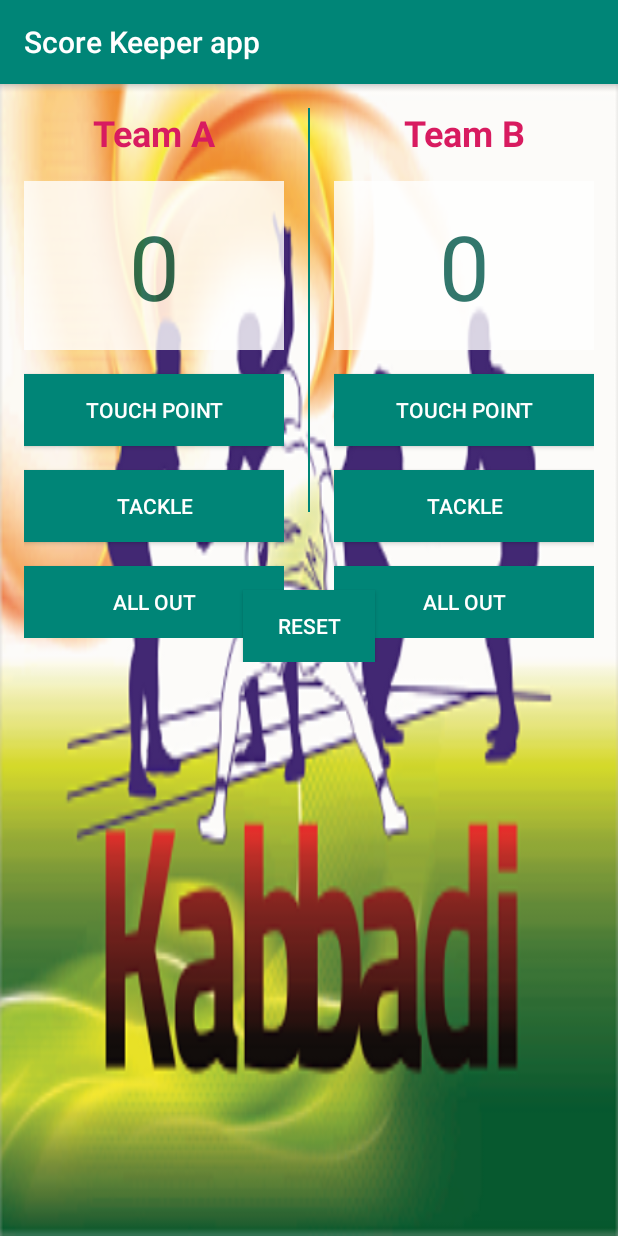
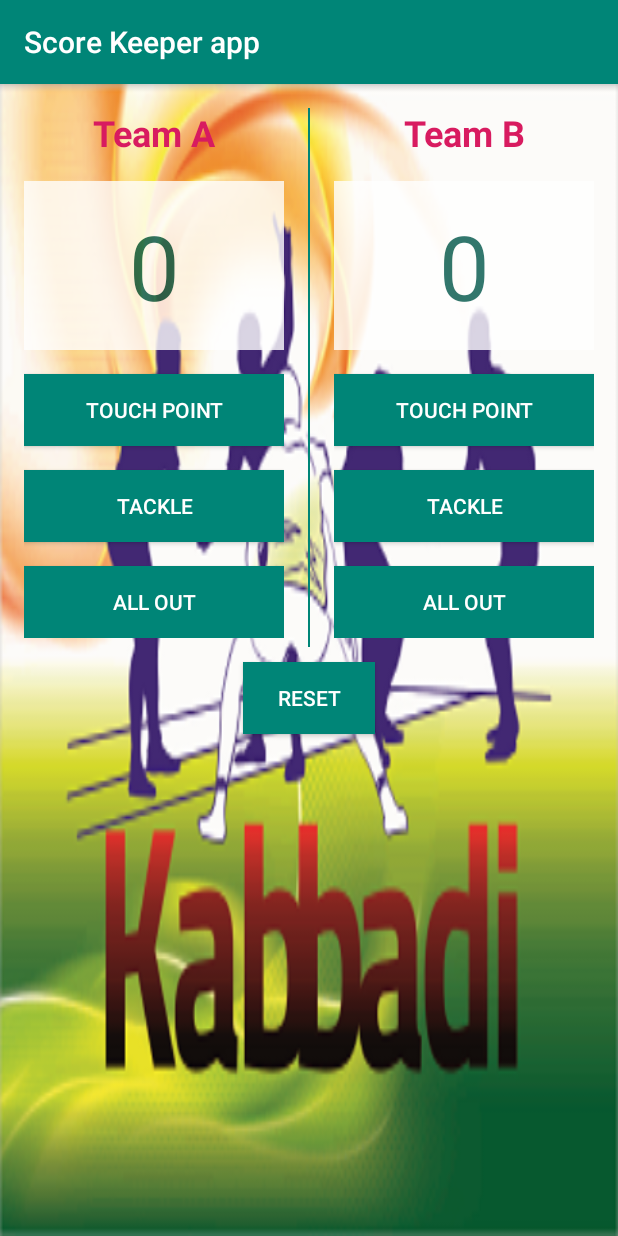
Before and after one commit to bechandrakant/Score-Keeper-App, an Android app: the screen it shows after launch (MainActivity), on a phone screen of 412 x 824 dp. Run offline under Robolectric (Android 15) with nearby library versions, the phone set to English and light mode, and no system bars.

Commit message:
fixed layout.

```diff
--- a/app/src/main/res/layout/activity_main.xml
+++ b/app/src/main/res/layout/activity_main.xml
@@ -6,14 +6,14 @@
     android:background="@drawable/game"
     tools:context=".MainActivity">
 
-    <RelativeLayout
+    <LinearLayout
         android:layout_width="match_parent"
-        android:layout_height="match_parent">
+        android:layout_height="match_parent"
+        android:orientation="vertical">
 
         <LinearLayout
             android:layout_width="match_parent"
-            android:layout_height="match_parent"
-            android:layout_alignParentTop="true">
+            android:layout_height="match_parent">
 
             <LinearLayout
                 android:layout_width="@dimen/zero_dp"
@@ -141,11 +141,10 @@
             android:id="@+id/reset"
             android:layout_width="wrap_content"
             android:layout_height="wrap_content"
-            android:layout_alignParentBottom="true"
-            android:layout_centerHorizontal="true"
+            android:layout_gravity="center_horizontal"
             android:layout_marginBottom="@dimen/reset_bottom_margin"
             android:background="@color/colorPrimary"
             android:text="@string/reset"
             android:textColor="@color/white" />
-    </RelativeLayout>
+    </LinearLayout>
 </ScrollView>
--- a/app/src/main/res/values/dimens.xml
+++ b/app/src/main/res/values/dimens.xml
@@ -5,7 +5,7 @@
     <dimen name="divider_view_width">1dp</dimen>
     <dimen name="team_text_size">24sp</dimen>
     <dimen name="score_text_size">60sp</dimen>
-    <dimen name="divider_view_bottom_margin">100dp</dimen>
+    <dimen name="divider_view_bottom_margin">10dp</dimen>
     <dimen name="reset_bottom_margin">28dp</dimen>
     <item name="alpha_value" format="float" type="dimen">0.8</item>
     <item name="weight_ll" format="integer" type="dimen">1</item>
```
